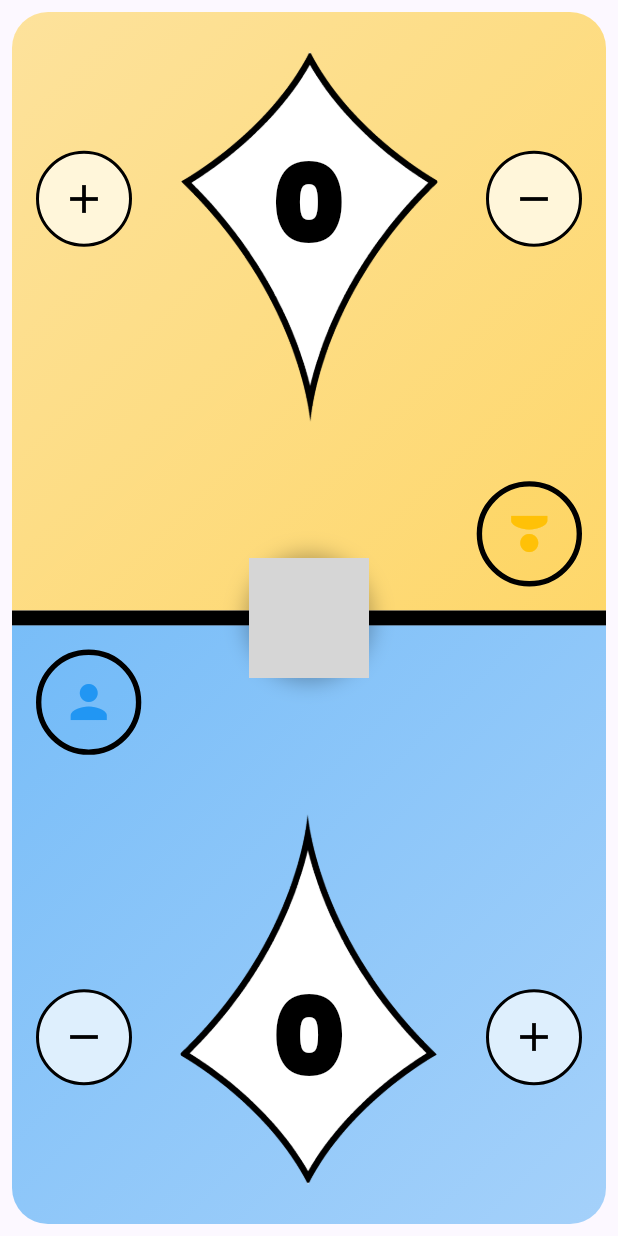
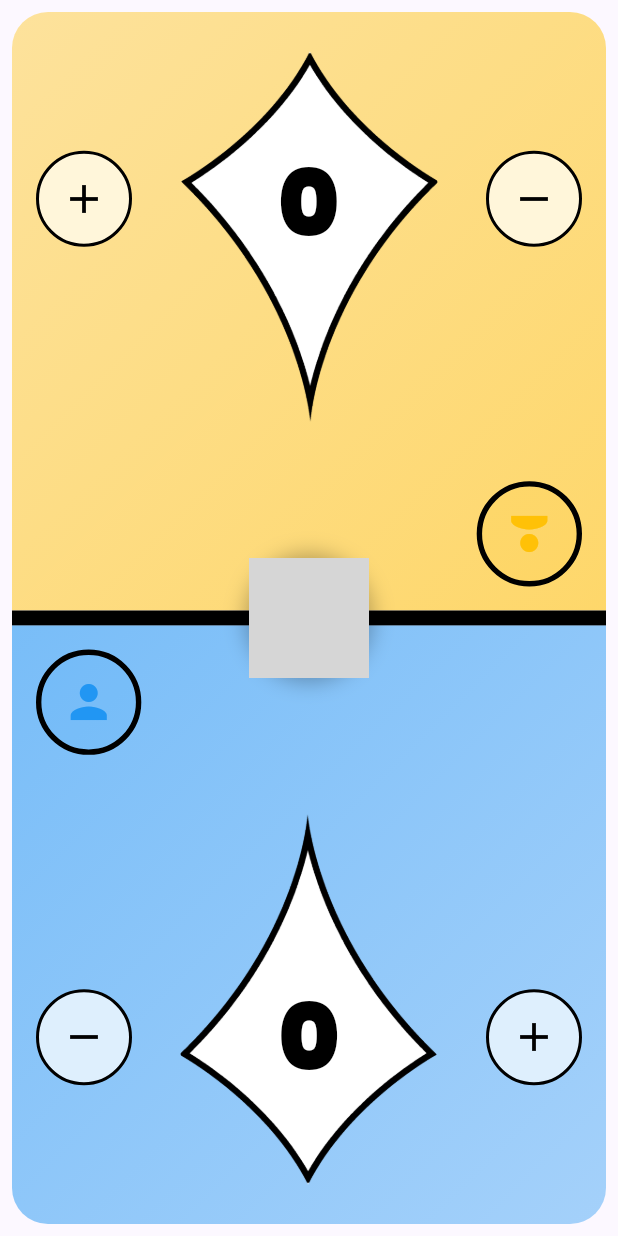
Before and after one commit to Jbijjer/lorcana_lore_counter, a Flutter app: the screen it shows after launch, on a phone screen of 412 x 824 dp. Run offline on Flutter 3.47's test engine with Material 3 defaults, Android fonts, the phone set to English and light mode, and no system bars; our stand-ins replace flutter_riverpod, freezed_annotation, google_fonts, hive, hive_flutter, riverpod_annotation; accounts and stored records are empty; generated files the repository leaves out were written again; grey boxes are pictures that could not be loaded.

Commit message:
Diminue la taille du score de 15% (73.1 -> 62.1)

```diff
--- a/lib/features/game/presentation/widgets/player_zone.dart
+++ b/lib/features/game/presentation/widgets/player_zone.dart
@@ -94,7 +94,7 @@ class PlayerZone extends StatelessWidget {
                                         child: Text(
                                           score.toString(),
                                           style: const TextStyle(
-                                            fontSize: 73.1,
+                                            fontSize: 62.1,
                                             fontWeight: FontWeight.w900,
                                             color: Colors.black,
                                             letterSpacing: -4,
```
